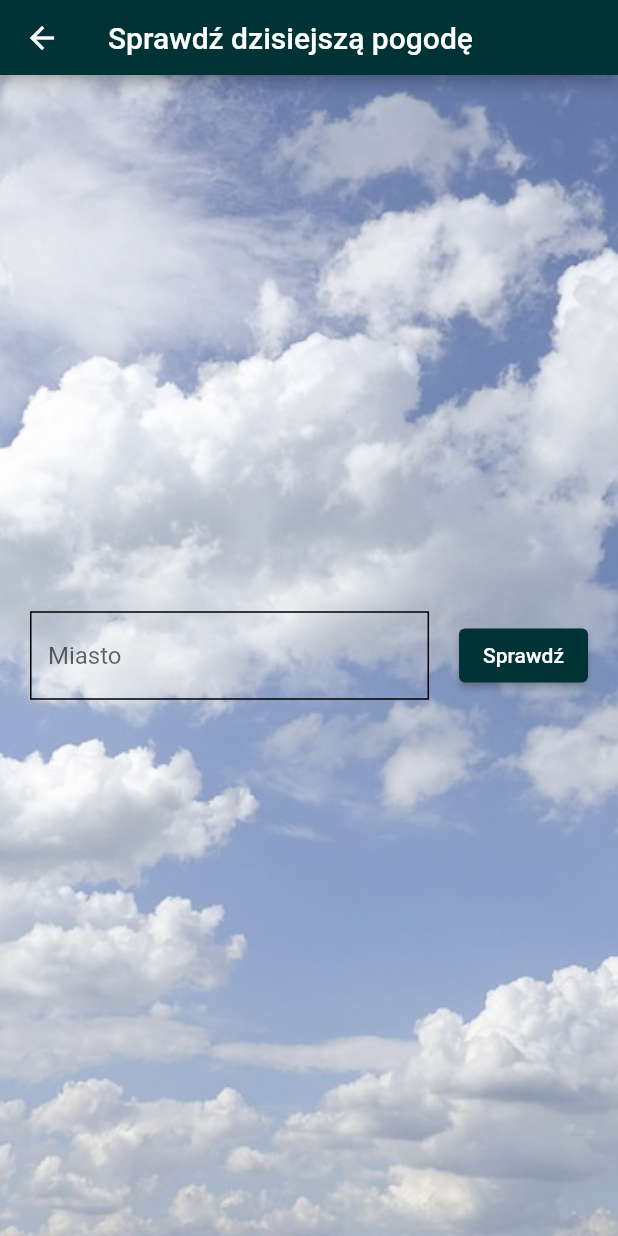
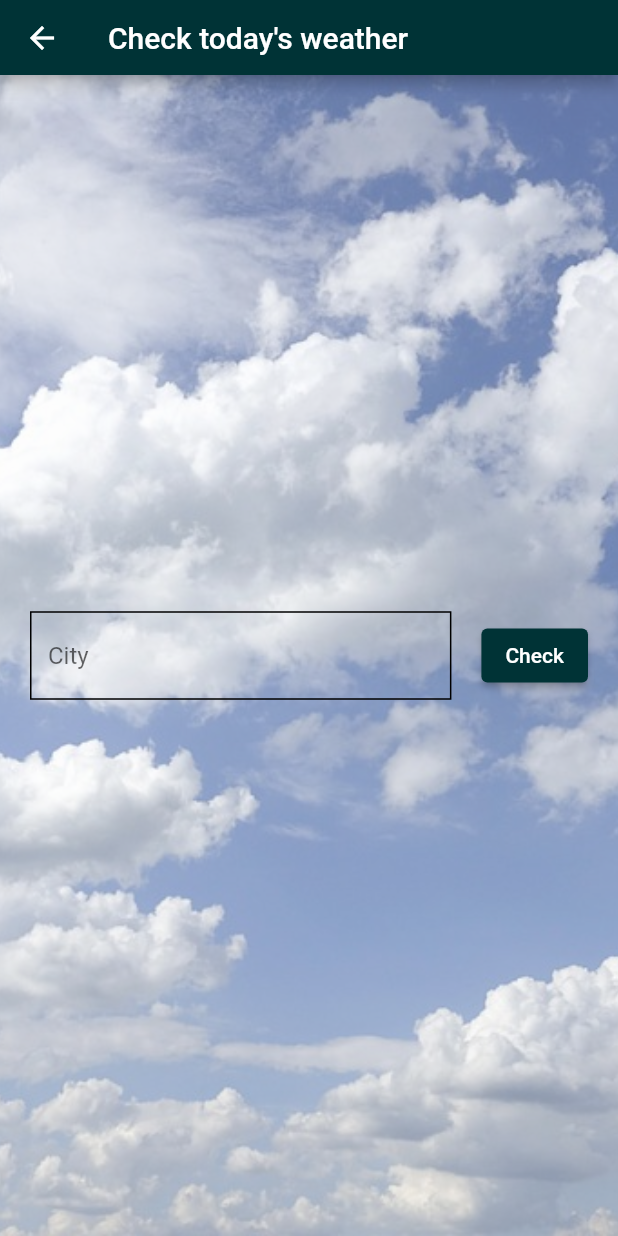
Before and after one commit to lukaszhak/moja_lodowka, a Flutter app: the WeatherPage screen opened directly, on a phone screen of 412 x 824 dp. Run offline on Flutter 3.47's test engine with Material 2 defaults, Android fonts, the phone set to English and light mode, and no system bars; our stand-ins replace bloc, cloud_firestore, dio, firebase_auth, firebase_core, flutter_bloc and 4 more; accounts and stored records are empty; generated files the repository leaves out were written again.

Commit message:
Add english language to weather page

```diff
--- a/lib/features/home/pages/weather_page/weather_page.dart
+++ b/lib/features/home/pages/weather_page/weather_page.dart
@@ -4,6 +4,7 @@ import 'package:moja_lodowka/app/core/enums.dart';
 import 'package:moja_lodowka/app/injection_container.dart';
 import 'package:moja_lodowka/domain/models/weather_model/weather_model.dart';
 import 'package:moja_lodowka/features/home/pages/weather_page/cubit/weather_page_cubit.dart';
+import 'package:flutter_gen/gen_l10n/app_localizations.dart';
 
 class WeatherPage extends StatelessWidget {
   const WeatherPage({Key? key}) : super(key: key);
@@ -16,7 +17,7 @@ class WeatherPage extends StatelessWidget {
       child: BlocConsumer<WeatherPageCubit, WeatherPageState>(
         listener: (context, state) {
           if (state.status == Status.error) {
-            final errorMessage = state.errorMessage ?? 'Wystąpił błąd';
+            final errorMessage = state.errorMessage ?? AppLocalizations.of(context)!.errorOccurred;
             ScaffoldMessenger.of(context).showSnackBar(
               SnackBar(
                 content: Text(errorMessage),
@@ -31,7 +32,7 @@ class WeatherPage extends StatelessWidget {
             appBar: AppBar(
               toolbarHeight: 50,
               backgroundColor: const Color.fromARGB(255, 0, 51, 54),
-              title: const Text('Sprawdź dzisiejszą pogodę'),
+              title:  Text(AppLocalizations.of(context)!.checkWeather),
             ),
             body: Center(child: Builder(builder: (context) {
               if (state.status == Status.loading) {
@@ -46,14 +47,14 @@ class WeatherPage extends StatelessWidget {
                   child: Center(
                     child: Column(
                       mainAxisAlignment: MainAxisAlignment.center,
-                      children: const [
-                        CircularProgressIndicator(),
-                        SizedBox(
+                      children:  [
+                        const CircularProgressIndicator(),
+                        const SizedBox(
                           height: 10,
                         ),
                         Text(
-                          'Ładowanie, proszę czekać',
-                          style: TextStyle(
+                          AppLocalizations.of(context)!.loading,
+                          style: const TextStyle(
                               fontSize: 20, fontWeight: FontWeight.bold),
                         ),
                       ],
@@ -105,24 +106,24 @@ class _DisplayWeatherWidget extends StatelessWidget {
           children: [
             Column(
               crossAxisAlignment: CrossAxisAlignment.start,
-              children: const [
+              children:  [
                 Text(
-                  'Wybrane Miasto',
-                  style: TextStyle(fontSize: 22, fontWeight: FontWeight.bold),
+                  AppLocalizations.of(context)!.selectedCity,
+                  style: const TextStyle(fontSize: 22, fontWeight: FontWeight.bold),
                 ),
-                SizedBox(
+                const SizedBox(
                   height: 40,
                 ),
                 Text(
-                  'Temperatura',
-                  style: TextStyle(fontSize: 22, fontWeight: FontWeight.bold),
+                  AppLocalizations.of(context)!.temp,
+                  style: const TextStyle(fontSize: 22, fontWeight: FontWeight.bold),
                 ),
-                SizedBox(
+                const SizedBox(
                   height: 40,
                 ),
                 Text(
-                  'Warunki Pogodowe',
-                  style: TextStyle(fontSize: 22, fontWeight: FontWeight.bold),
+                  AppLocalizations.of(context)!.conditions,
+                  style: const TextStyle(fontSize: 22, fontWeight: FontWeight.bold),
                 )
               ],
             ),
@@ -187,9 +188,9 @@ class _SearchWidget extends StatelessWidget {
           Expanded(
             child: TextField(
               controller: _controller,
-              decoration: const InputDecoration(
-                  hintText: 'Miasto',
-                  enabledBorder: OutlineInputBorder(
+              decoration:  InputDecoration(
+                  hintText: AppLocalizations.of(context)!.city,
+                  enabledBorder: const OutlineInputBorder(
                       borderSide: BorderSide(color: Colors.black),
                       borderRadius: BorderRadius.all(Radius.circular(0)))),
             ),
@@ -206,7 +207,7 @@ class _SearchWidget extends StatelessWidget {
                     .read<WeatherPageCubit>()
                     .getWeatherModel(city: _controller.text);
               },
-              child: const Text('Sprawdź'))
+              child:  Text(AppLocalizations.of(context)!.check))
         ],
       ),
     );
--- a/lib/l10n/app_en.arb
+++ b/lib/l10n/app_en.arb
@@ -38,5 +38,12 @@
     "addRecipe": "Add recipe",
     "noRecipes": "No recipes to display",
     "view": "View",
-    "edit": "Edit"
+    "edit": "Edit",
+    "errorOccurred": "An error occurred",
+    "checkWeather": "Check today's weather",
+    "selectedCity": "Selected city",
+    "temp": "Temperature",
+    "conditions": "Weather conditions",
+    "city": "City",
+    "check": "Check"
 }
--- a/lib/l10n/app_pl.arb
+++ b/lib/l10n/app_pl.arb
@@ -38,5 +38,12 @@
     "addRecipe": "Dodaj przepis",
     "noRecipes": "Brak przepisów do wyświetlenia",
     "view": "Opis",
-    "edit": "Edycja"
+    "edit": "Edycja",
+    "errorOccurred": "Wystąpił błąd",
+    "checkWeather": "Sprawdź dzisiejszą pogodę",
+    "selectedCity": "Wybrane miasto",
+    "temp": "Temperatura",
+    "conditions": "Warunki pogodowe",
+    "city": "Miasto",
+    "check": "Sprawdź"
 }
```
